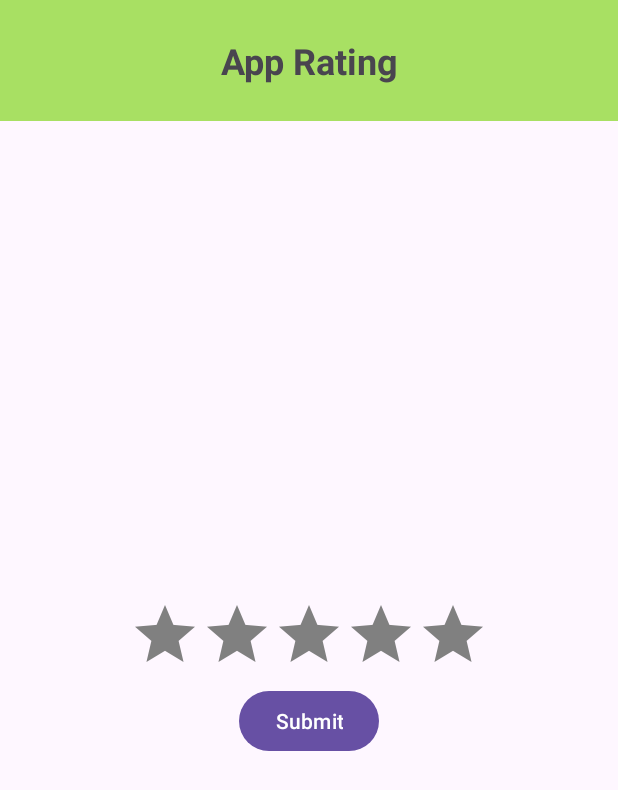
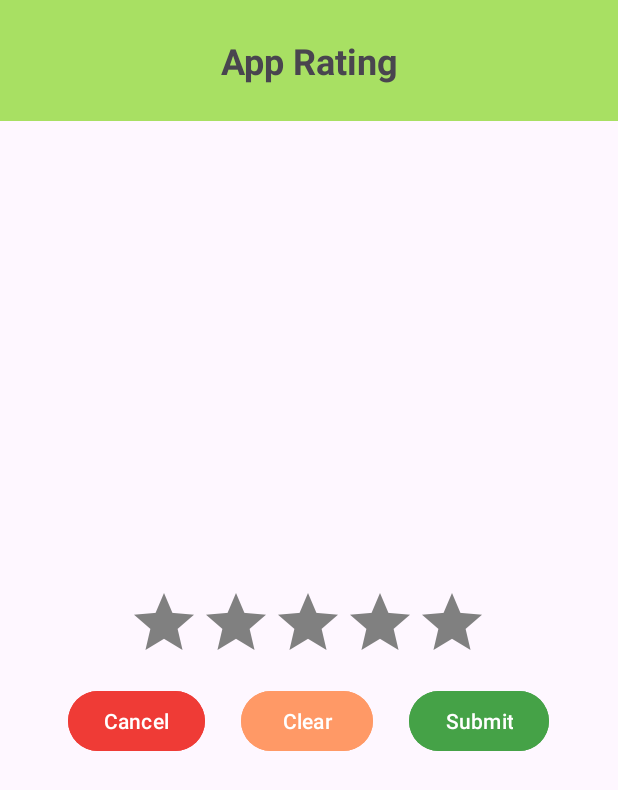
Before and after one commit to Mebanseibor/CropWise, an Android app: the screen it shows after launch once a user with an empty profile is signed in (AppRating), after a tap on "App Rating", on a phone screen of 412 x 824 dp. Shown: the top 790 px of the screen. Run offline under Robolectric (Android 15) with nearby library versions, the phone set to English and light mode, and no system bars; our stand-ins replace Firebase (no records; nobody signed in at launch, a user with empty details on screens opened directly).

Commit message:
Added cancel and clear button to the app rating activity - Added ability to detect the change in orientation in the home page

```diff
--- a/app/src/main/java/com/example/cropwise/MainActivity.kt
+++ b/app/src/main/java/com/example/cropwise/MainActivity.kt
@@ -2,10 +2,13 @@ package com.example.cropwise
 
 import android.app.NotificationManager
 import android.content.Context
+import android.content.pm.ConfigurationInfo
+import android.content.res.Configuration
 import android.os.Bundle
 import android.util.Log
 import android.view.Menu
 import android.view.MenuItem
+import android.widget.Toast
 import androidx.appcompat.app.AppCompatActivity
 import com.example.cropwise.actionbar.mainToolBar
 import com.example.cropwise.notification.mainNotification
@@ -20,6 +23,8 @@ class MainActivity : AppCompatActivity() {
         super.onCreate(savedInstanceState)
         setContentView(R.layout.activity_main)
 
+        initOrientation()
+
         GO.mainActionBar = findViewById<androidx.appcompat.widget.Toolbar>(R.id.main_toolBar)
         setSupportActionBar(GO.mainActionBar)
         mainToolBar = mainToolBar(this)
@@ -31,12 +36,20 @@ class MainActivity : AppCompatActivity() {
         Log.d("Main Activity", "END of override fun onCreate")
     }
 
-    private fun greetTheUser(){
-        mainNotification.sendNormal("Greetings!", "Welcome Back")
-    }
+    private fun initOrientation(){
+        var orientation = resources.configuration.orientation
 
-    override fun onCreateOptionsMenu(menu: Menu?): Boolean {
-        menuInflater.inflate(GO.menuID, menu)
+        if(orientation != Configuration.ORIENTATION_PORTRAIT){
+                Toast.makeText(this, "Landscape Mode is on", Toast.LENGTH_SHORT).show()
+            }
+        }
+
+        private fun greetTheUser(){
+            mainNotification.sendNormal("Greetings!", "Welcome Back")
+        }
+
+        override fun onCreateOptionsMenu(menu: Menu?): Boolean {
+            menuInflater.inflate(GO.menuID, menu)
         // GO.actionBarMenu.findItem(R.id.menu_item_home)?.isVisible = false
         return true
     }
--- a/app/src/main/java/com/example/cropwise/rating/AppRating.kt
+++ b/app/src/main/java/com/example/cropwise/rating/AppRating.kt
@@ -13,6 +13,8 @@ class AppRating : AppCompatActivity(){
     // views
     private lateinit var ratingBar : RatingBar
     private lateinit var btnSubmitRating : Button
+    private lateinit var btnClearRating: Button
+    private lateinit var btnCancelRating : Button
 
     // savedPreference
     private var SP_name: String = "appRating"
@@ -51,6 +53,8 @@ class AppRating : AppCompatActivity(){
     private fun initViews(){
         ratingBar = findViewById(R.id.ratingBar)
         btnSubmitRating = findViewById(R.id.btnSubmitRating)
+        btnCancelRating = findViewById(R.id.btnCancelRating)
+        btnClearRating = findViewById(R.id.btnClearRating)
     }
 
     private fun initRatingBar(){
@@ -70,5 +74,9 @@ class AppRating : AppCompatActivity(){
 
             finish()
         }
+
+        btnClearRating.setOnClickListener{ratingBar.rating = 0.0.toFloat()}
+
+        btnCancelRating.setOnClickListener{finish()}
     }
 }
--- a/app/src/main/res/layout/activity_apprating.xml
+++ b/app/src/main/res/layout/activity_apprating.xml
@@ -38,13 +38,42 @@
             android:progressTint="@color/ratingBar_secondary"
             />
 
+        <LinearLayout
+            android:layout_width="wrap_content"
+            android:layout_height="wrap_content"
+            android:gravity="center"
+            android:paddingVertical="8sp"
+            >
+
+            <Button
+                android:id="@+id/btnCancelRating"
+                android:layout_width="wrap_content"
+                android:layout_height="wrap_content"
+                android:text="Cancel"
+                android:layout_marginHorizontal="12sp"
+                android:backgroundTint="@color/failure"
+                />
+
+            <Button
+                android:id="@+id/btnClearRating"
+                android:layout_width="wrap_content"
+                android:layout_height="wrap_content"
+                android:text="Clear"
+                android:layout_marginHorizontal="12sp"
+                android:backgroundTint="@color/cancel"
+                />
+
             <Button
                 android:id="@+id/btnSubmitRating"
                 android:layout_width="wrap_content"
                 android:layout_height="wrap_content"
                 android:text="Submit"
+                android:layout_marginHorizontal="12sp"
+                android:backgroundTint="@color/success"
                 />
 
         </LinearLayout>
 
     </LinearLayout>
+
+</LinearLayout>
--- a/app/src/main/res/values/colors.xml
+++ b/app/src/main/res/values/colors.xml
@@ -11,4 +11,8 @@
 
     <color name="ratingBar_primary">#FF808080</color>
     <color name="ratingBar_secondary">#FFFFFF00</color>
+
+    <color name="failure">#FFEF3B36</color>
+    <color name="success">#FF45a247</color>
+    <color name="cancel">#FFff9966</color>
 </resources>
```
Lines whose indentation alone changed are shown as unchanged.
